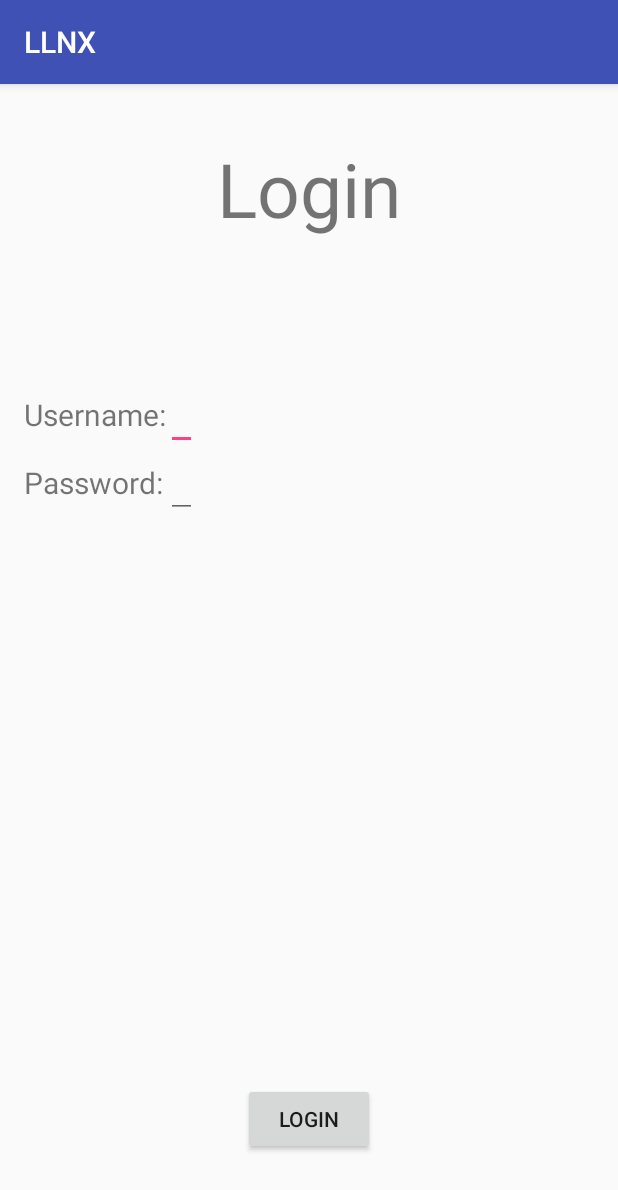
After one commit to kimbso/LLNX, an Android app: the LoginActivity screen opened directly, with no data from a screen before it, on a phone screen of 412 x 824 dp. The commit adds this screen. Shown: the top 1190 px of the screen. Run offline under Robolectric (Android 15) with nearby library versions, the phone set to English and light mode, and no system bars.

Commit message:
Added activity

```diff
--- a/app/src/main/AndroidManifest.xml
+++ b/app/src/main/AndroidManifest.xml
@@ -20,7 +20,8 @@
         <activity android:name=".AddLlnkActivity" />
         <activity android:name=".SendLlnkActivity" />
         <activity android:name=".ManageLlnkActivity" />
-        <activity android:name=".EditLlnkActivity"></activity>
+        <activity android:name=".EditLlnkActivity" />
+        <activity android:name=".LoginActivity"></activity>
     </application>
 
 </manifest>
--- /dev/null
+++ b/app/src/main/java/com/minkim/llnx/LoginActivity.java
@@ -0,0 +1,13 @@
+package com.minkim.llnx;
+
+import android.support.v7.app.AppCompatActivity;
+import android.os.Bundle;
+
+public class LoginActivity extends AppCompatActivity {
+
+    @Override
+    protected void onCreate(Bundle savedInstanceState) {
+        super.onCreate(savedInstanceState);
+        setContentView(R.layout.activity_login);
+    }
+}
--- /dev/null
+++ b/app/src/main/res/layout/activity_login.xml
@@ -0,0 +1,54 @@
+<?xml version="1.0" encoding="utf-8"?>
+<LinearLayout xmlns:android="http://schemas.android.com/apk/res/android"
+    xmlns:tools="http://schemas.android.com/tools"
+    android:layout_width="match_parent"
+    android:layout_height="match_parent"
+    android:paddingBottom="@dimen/activity_vertical_margin"
+    android:paddingLeft="@dimen/activity_horizontal_margin"
+    android:paddingRight="@dimen/activity_horizontal_margin"
+    android:paddingTop="@dimen/activity_vertical_margin"
+    android:orientation="vertical"
+    tools:context="com.minkim.llnx.LoginActivity">
+
+    <TextView
+        android:layout_width="wrap_content"
+        android:layout_height="wrap_content"
+        android:text="Login"
+        android:textSize="50sp"
+        android:layout_gravity="center"
+        android:padding="20dp"
+        android:layout_weight="1"/>
+
+    <GridLayout
+        android:layout_width="match_parent"
+        android:layout_height="wrap_content"
+        android:columnCount="2"
+        android:rowCount="2"
+        android:layout_weight="5">
+
+        <TextView
+            android:text="Username:"
+            android:textSize="20sp"/>
+        <EditText
+            android:id="@+id/username"/>
+        <TextView
+            android:text="Password:"
+            android:textSize="20sp"/>
+        <EditText
+            android:id="@+id/password"/>
+    </GridLayout>
+
+    <LinearLayout
+        android:layout_width="wrap_content"
+        android:layout_height="wrap_content"
+        android:layout_gravity="center"
+        android:layout_weight=".5">
+
+        <Button
+            android:id="@+id/loginButton"
+            android:layout_width="wrap_content"
+            android:layout_height="wrap_content"
+            android:text="Login"/>
+    </LinearLayout>
+
+</LinearLayout>
```
Also changed, not shown: app/src/main/res/layout/activity_edit_llnk.xml (line endings or trailing spaces).
